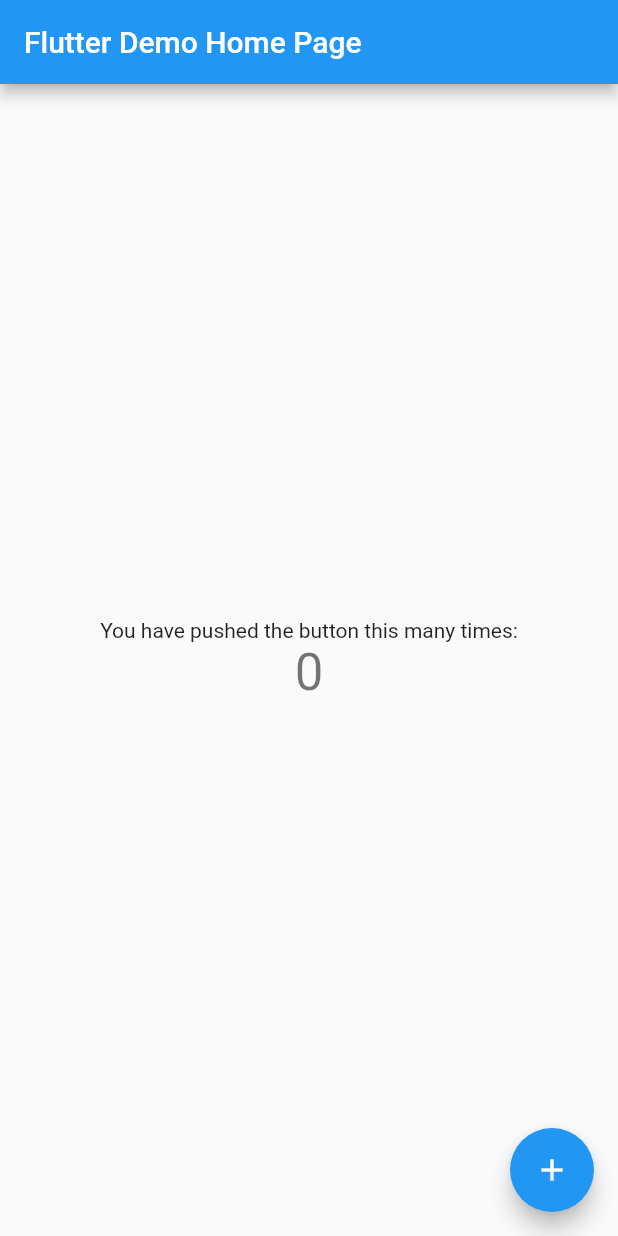
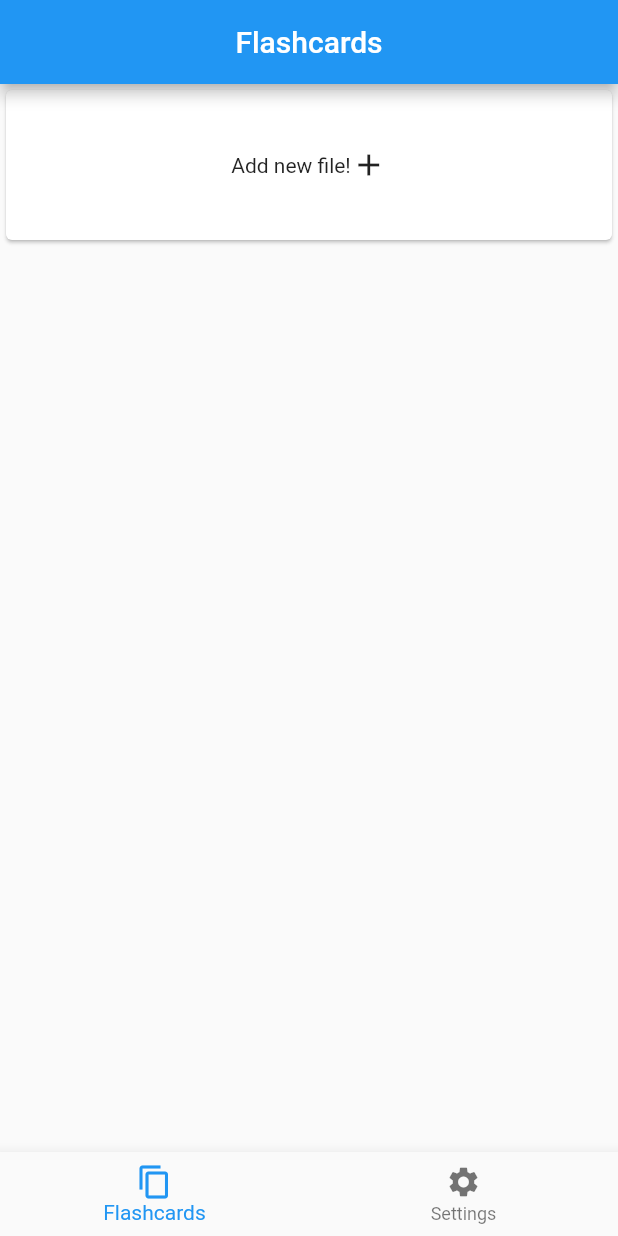
Before and after one commit to Robert3141/Flashcards-App, a Flutter app: the screen it shows after launch, on a phone screen of 412 x 824 dp. Run offline on Flutter 3.47's test engine with Material 2 defaults, Android fonts, the phone set to English and light mode, and no system bars.

Commit message:
Real Progress with new material UI. RIP GCSEs

```diff
--- a/lib/main.dart
+++ b/lib/main.dart
@@ -9,18 +9,11 @@
     return MaterialApp(
       title: 'Flashcards',
       theme: ThemeData(
-        // This is the theme of your application.
-        //
-        // Try running your application with "flutter run". You'll see the
-        // application has a blue toolbar. Then, without quitting the app, try
-        // changing the primarySwatch below to Colors.green and then invoke
-        // "hot reload" (press "r" in the console where you ran "flutter run",
-        // or simply save your changes to "hot reload" in a Flutter IDE).
-        // Notice that the counter didn't reset back to zero; the application
-        // is not restarted.
+        //app theme
         primarySwatch: Colors.blue,
+
       ),
-      home: MyHomePage(title: 'Flutter Demo Home Page'),
+      home: MyHomePage(title: 'Flashcards'),
     );
   }
 }
@@ -44,36 +37,18 @@
 }
 
 class _MyHomePageState extends State<MyHomePage> {
-  int _counter = 0;
-
-  void _incrementCounter() {
-    setState(() {
-      // This call to setState tells the Flutter framework that something has
-      // changed in this State, which causes it to rerun the build method below
-      // so that the display can reflect the updated values. If we changed
-      // _counter without calling setState(), then the build method would not be
-      // called again, and so nothing would appear to happen.
-      _counter++;
-    });
-  }
 
   @override
   Widget build(BuildContext context) {
-    // This method is rerun every time setState is called, for instance as done
-    // by the _incrementCounter method above.
-    //
-    // The Flutter framework has been optimized to make rerunning build methods
-    // fast, so that you can just rebuild anything that needs updating rather
-    // than having to individually change instances of widgets.
+
     return Scaffold(
       appBar: AppBar(
-        // Here we take the value from the MyHomePage object that was created by
-        // the App.build method, and use it to set our appbar title.
+
         title: Text(widget.title),
+        centerTitle: true,
       ),
       body: Center(
-        // Center is a layout widget. It takes a single child and positions it
-        // in the middle of the parent.
+
         child: Column(
           // Column is also layout widget. It takes a list of children and
           // arranges them vertically. By default, it sizes itself to fit its
@@ -89,23 +64,41 @@
           // center the children vertically; the main axis here is the vertical
           // axis because Columns are vertical (the cross axis would be
           // horizontal).
-          mainAxisAlignment: MainAxisAlignment.center,
+          mainAxisAlignment: MainAxisAlignment.start,
           children: <Widget>[
-            Text(
-              'You have pushed the button this many times:',
-            ),
-            Text(
-              '$_counter',
-              style: Theme.of(context).textTheme.display1,
-            ),
-          ],
-        ),
+            Card(
+              child: Container(
+                height: 100.0,
+                child: InkWell(
+                  splashColor: Colors.blueAccent,
+                  onTap: (){},
+                  child: Row(
+                    mainAxisAlignment: MainAxisAlignment.center,
+                    children: <Widget>[
+                      Text("Add new file!"),
+                      Icon(Icons.add),
+                    ],
+                  ),
+                ),
+              ),
+            )
+          ]
+        )
       ),
-      floatingActionButton: FloatingActionButton(
-        onPressed: _incrementCounter,
-        tooltip: 'Increment',
-        child: Icon(Icons.add),
-      ), // This trailing comma makes auto-formatting nicer for build methods.
+
+      bottomNavigationBar: BottomNavigationBar(
+        items: const <BottomNavigationBarItem>[
+          BottomNavigationBarItem(
+            icon: Icon(Icons.content_copy),
+            title: Text('Flashcards'),
+          ),
+
+          BottomNavigationBarItem(
+            icon: Icon(Icons.settings),
+            title: Text('Settings'),
+          ),
+        ]
+      ),
     );
   }
 }
```
